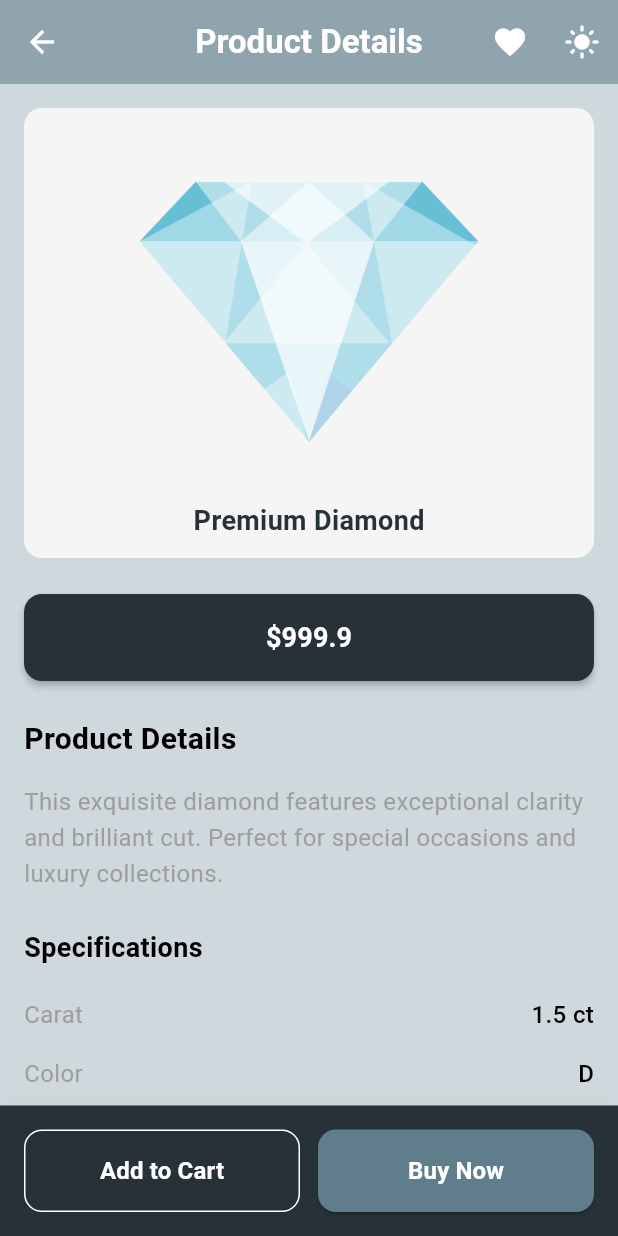
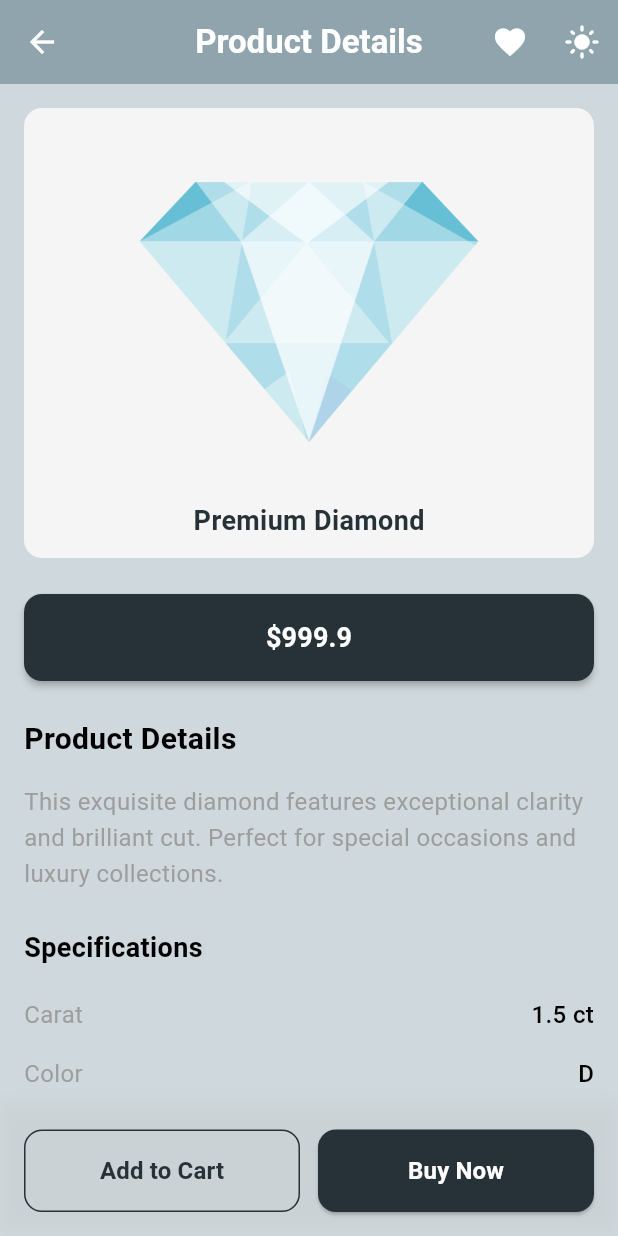
Before and after one commit to blancdymond/diamond-owner, a Flutter app: the ProductScreen screen opened directly, on a phone screen of 412 x 824 dp. Run offline on Flutter 3.47's test engine with Material 3 defaults, Android fonts, the phone set to English and light mode, and no system bars.

Commit message:
Fix bottom bar colors

```diff
--- a/lib/product_screen.dart
+++ b/lib/product_screen.dart
@@ -157,7 +157,7 @@ class _ProductScreenState extends State<ProductScreen> {
       bottomNavigationBar: Container(
         padding: const EdgeInsets.all(16),
         decoration: BoxDecoration(
-          color: Colors.blueGrey[900],
+          //color: Colors.blueGrey[900],
           boxShadow: [
             BoxShadow(
               color: Colors.grey.withOpacity(0.1),
@@ -177,14 +177,14 @@ class _ProductScreenState extends State<ProductScreen> {
                     borderRadius: BorderRadius.circular(12),
                   ),
                   side: BorderSide(
-                    color: Theme.of(context).colorScheme.onSecondary,
+                    color: Theme.of(context).colorScheme.primary,
                   ),
                 ),
                 child: Text(
                   'Add to Cart',
                   style: TextStyle(
                     fontSize: 16,
-                    color: Theme.of(context).colorScheme.onSecondary,
+                    color: Theme.of(context).colorScheme.primary,
                     fontWeight: FontWeight.bold,
                   ),
                 ),
@@ -199,7 +199,7 @@ class _ProductScreenState extends State<ProductScreen> {
                   });
                 },
                 style: ElevatedButton.styleFrom(
-                  backgroundColor: Theme.of(context).colorScheme.onPrimary,
+                  backgroundColor: Theme.of(context).colorScheme.primary,
                   foregroundColor: Colors.white,
                   padding: const EdgeInsets.symmetric(vertical: 16),
                   shape: RoundedRectangleBorder(
--- a/lib/themes/themes.dart
+++ b/lib/themes/themes.dart
@@ -5,6 +5,9 @@ ThemeData lightMode = ThemeData(
   appBarTheme: AppBarTheme(
     backgroundColor: Colors.blueGrey[300],
     foregroundColor: Colors.black,
+  ),
+  bottomNavigationBarTheme: BottomNavigationBarThemeData(
+    backgroundColor: Colors.blueGrey[300],
   ),
   colorScheme: ColorScheme.light(
     background: Colors.blueGrey[100],
@@ -21,7 +24,9 @@ ThemeData lightMode = ThemeData(
 ThemeData darkMode = ThemeData(
   brightness: Brightness.dark,
   appBarTheme: AppBarTheme(backgroundColor: Colors.blueGrey[900]),
-  // bottomAppBarTheme: BottomAppBarThemeData(color: Colors.blueGrey[900]),
+  bottomNavigationBarTheme: BottomNavigationBarThemeData(
+    backgroundColor: Colors.blueGrey[900],
+  ),
   colorScheme: ColorScheme.dark(
     background: Colors.blueGrey[800],
     primary: Colors.blueGrey,
```
